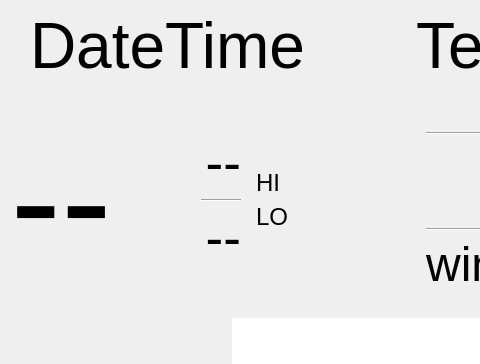
The window that weatherfxLite.ui (iachievedit/weatherfxlite) describes before a commit, drawn with Qt 5; both pictures show x 0 to 480 and y 0 to 364 of the 720 by 720 pixel window.
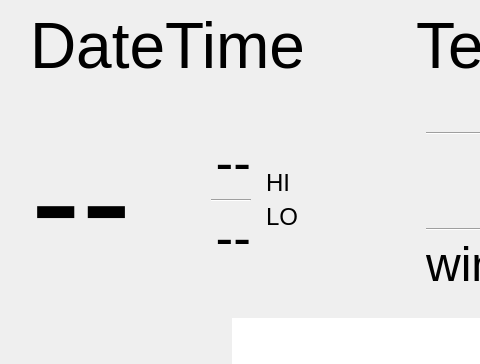
The same window after the commit. Custom widgets are drawn as their Qt base class.

```diff
--- a/weatherfxLite.ui
+++ b/weatherfxLite.ui
@@ -154,6 +154,22 @@
      </item>
      <item>
       <layout class="QHBoxLayout" name="horizontalLayout_3">
+       <item>
+        <spacer name="horizontalSpacer">
+         <property name="orientation">
+          <enum>Qt::Orientation::Horizontal</enum>
+         </property>
+         <property name="sizeType">
+          <enum>QSizePolicy::Policy::Fixed</enum>
+         </property>
+         <property name="sizeHint" stdset="0">
+          <size>
+           <width>20</width>
+           <height>20</height>
+          </size>
+         </property>
+        </spacer>
+       </item>
        <item>
         <widget class="QLabel" name="currentTemperature">
          <property name="font">
```
